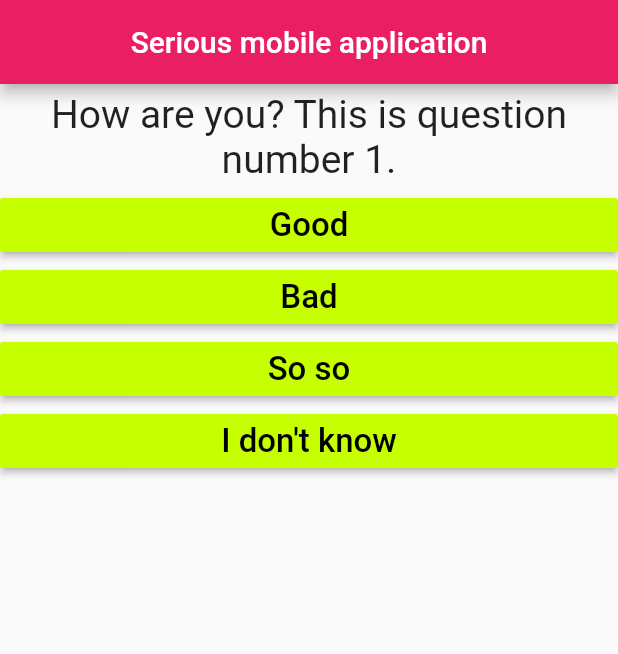
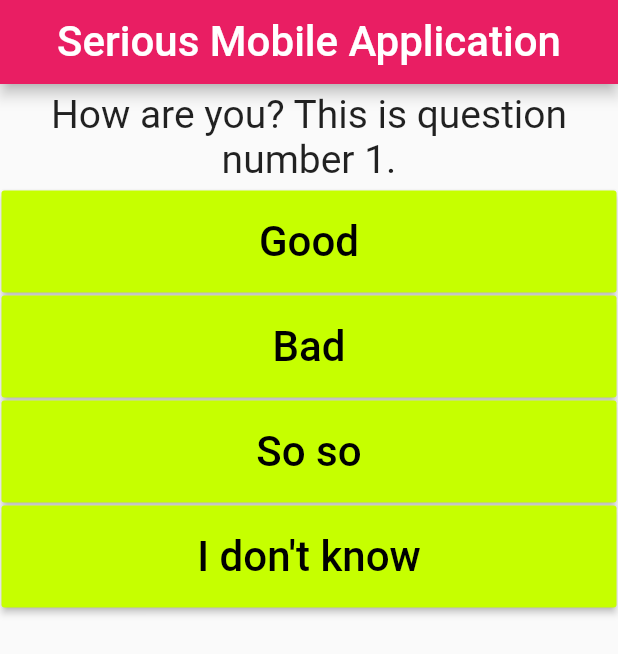
Before and after one commit to aspesivtsev/flutter_test_app, a Flutter app: the screen it shows after launch, on a phone screen of 412 x 824 dp. Shown: the top 654 px of the screen. Run offline on Flutter 3.47's test engine with Material 2 defaults, Android fonts, the phone set to English and light mode, and no system bars.

Commit message:
some styling

```diff
--- a/lib/answer.dart
+++ b/lib/answer.dart
@@ -11,14 +11,18 @@ class Answer extends StatelessWidget {
   Widget build(BuildContext context) {
     return Container(
       width: double.infinity,
-      child: RaisedButton(
+      margin: EdgeInsets.all(1),
+      padding: EdgeInsets.all(0),
+      child: new MaterialButton(
+        //used RaisedButton but RaisedButton does not have height property for button
         child: Text(
           answerText,
-          style: TextStyle(fontSize: 22),
+          style: TextStyle(fontSize: 28),
         ),
         onPressed: selectHandler,
         color: Colors.limeAccent[400],
         textColor: Colors.black,
+        height: 68,
       ),
     );
   }
--- a/lib/main.dart
+++ b/lib/main.dart
@@ -26,7 +26,7 @@ class _MyAppState extends State<MyApp> {
 
   @override
   Widget build(BuildContext context) {
-    var questions = [
+    const questions = [
       {
         "questionText": "How are you? This is question number 1.",
         "answers": ["Good", "Bad", "So so", "I don't know"],
@@ -47,10 +47,17 @@ class _MyAppState extends State<MyApp> {
       },
     ];
 
+    final dummy = ['Hello'];
+    dummy.add('Maximus');
+    print(dummy);
+
     return MaterialApp(
       home: Scaffold(
         appBar: AppBar(
-          title: Text("Serious mobile application"),
+          title: Text(
+            "Serious Mobile Application",
+            style: TextStyle(fontSize: 28),
+          ),
           centerTitle: true,
           backgroundColor: Colors.pink,
           //backgroundColor: Color(0xFF151026),
```
